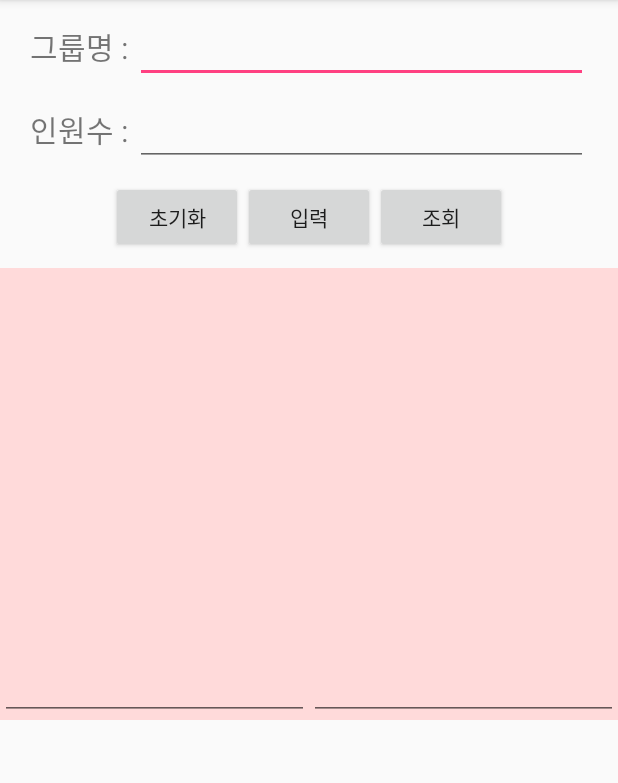
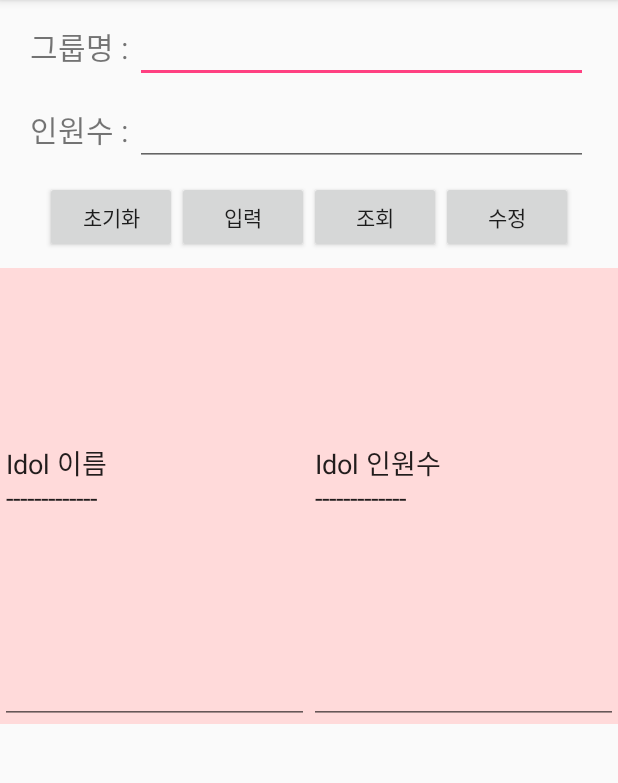
Before and after one commit to yeseul726/DBEx, an Android app: the screen it shows after launch (MainActivity), after a tap on "조회", on a phone screen of 412 x 824 dp, the part 84-867 px from its top. Run offline under Robolectric (Android 15) with nearby library versions, the phone set to English and light mode, and no system bars.

Commit message:
#5-1 Init Button Completion

```diff
--- a/app/src/main/java/yeseul/kr/hs/emirim/dbex/MainActivity.java
+++ b/app/src/main/java/yeseul/kr/hs/emirim/dbex/MainActivity.java
@@ -60,8 +60,13 @@ public class MainActivity extends AppCompatActivity {
                 String names = "Idol 이름" + "\r\n" + "-------------" + "\r\n";
                 String counts = "Idol 인원수" + "\r\n" + "-------------" + "\r\n";
                 while(cursor.moveToNext()){
-
+                    names += cursor.getString(0)+"\r\n"; //괄호 안의 값은 인덱스
+                    counts += cursor.getInt(1)+"\r\n";
                 }
+                edit_result_name.setText(names);
+                edit_result_count.setText(counts);
+                cursor.close();
+                sqlDb.close();
             }
         });
     }
@@ -80,7 +85,7 @@ public class MainActivity extends AppCompatActivity {
         // 이미 idolTable이 존재한다면 기존의 테이블을 삭제하고 새로 테이블을 만들 때 호출
         @Override
         public void onUpgrade(SQLiteDatabase db, int oldVersion, int newVersion) {
-            String sql = "drop table if exist idolTable";
+            String sql = "drop table if exists idolTable";
             db.execSQL(sql);
             onCreate(db);
         }
--- a/app/src/main/res/layout/activity_main.xml
+++ b/app/src/main/res/layout/activity_main.xml
@@ -74,6 +74,12 @@
         android:layout_height="wrap_content"
         android:text="조회"
         />
+    <Button
+        android:id="@+id/but_upgrade"
+        android:layout_width="wrap_content"
+        android:layout_height="wrap_content"
+        android:text="수정"
+        />
 </LinearLayout>
 
     <LinearLayout
```
